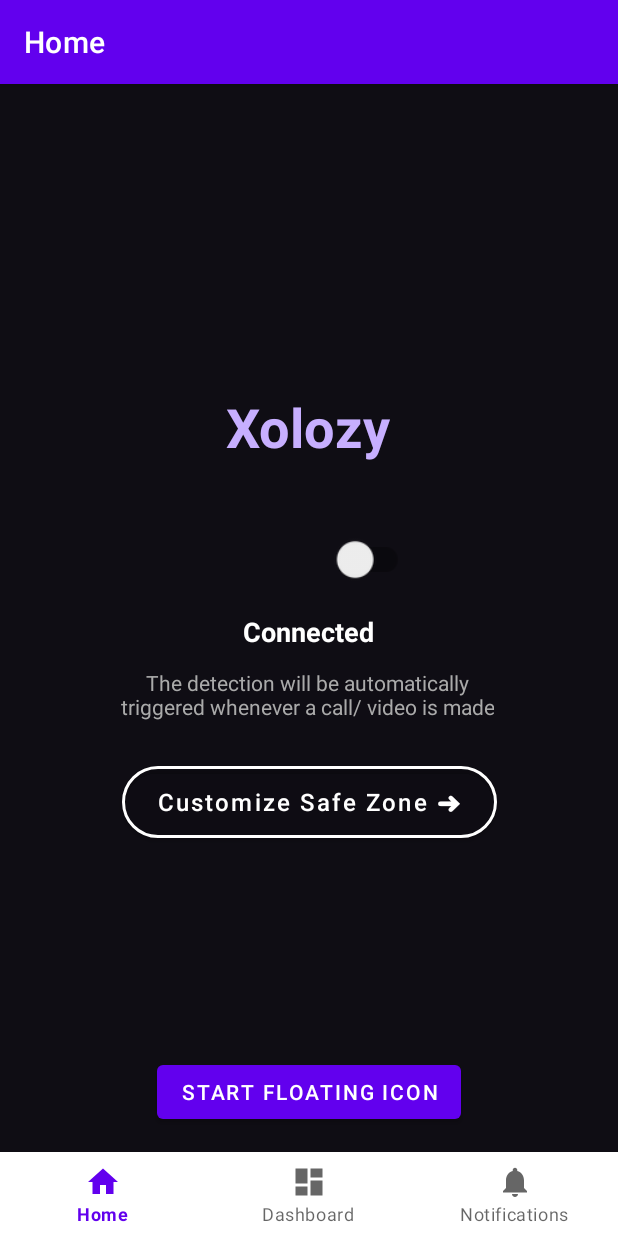
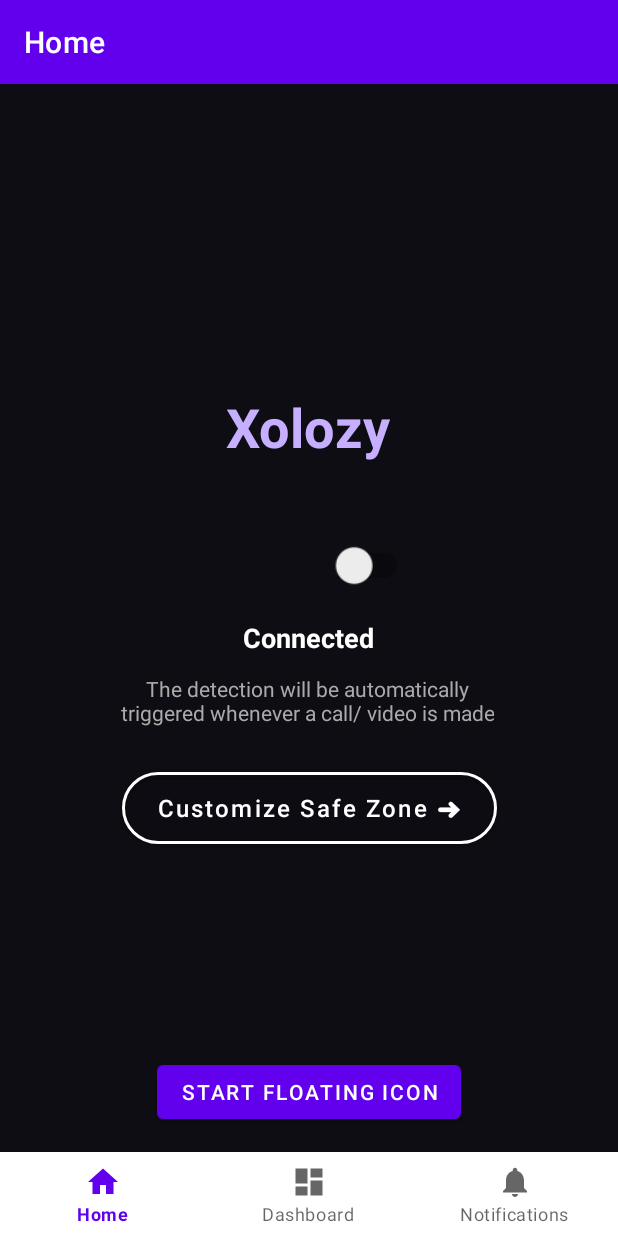
Before and after one commit to Cullen179/My_Application, an Android app: the screen it shows after launch (MainActivity), on a phone screen of 412 x 824 dp. Run offline under Robolectric (Android 15) with nearby library versions, the phone set to English and light mode, and no system bars; our stand-ins replace navigation-ui; 2 statements that could not run were skipped.

Commit message:
Update fragment_home.xml

```diff
--- a/app/src/main/res/layout/fragment_home.xml
+++ b/app/src/main/res/layout/fragment_home.xml
@@ -84,15 +84,16 @@
         android:id="@+id/record_toggle"
         android:layout_width="120dp"
         android:layout_height="64dp"
+        android:layout_marginTop="36dp"
+        android:scaleX="1.2"
+        android:scaleY="1.2"
         android:text=""
         android:thumbTint="@color/white"
         android:trackTint="@color/white"
-        android:scaleX="1.2"
-        android:scaleY="1.2"
-        app:layout_constraintTop_toBottomOf="@id/app_title"
+        app:layout_constraintEnd_toEndOf="parent"
+        app:layout_constraintHorizontal_bias="0.497"
         app:layout_constraintStart_toStartOf="parent"
-        app:layout_constraintEnd_toEndOf="parent"
-        android:layout_marginTop="32dp"/>
+        app:layout_constraintTop_toBottomOf="@id/app_title" />
 
 
     <!-- Status -->
```
